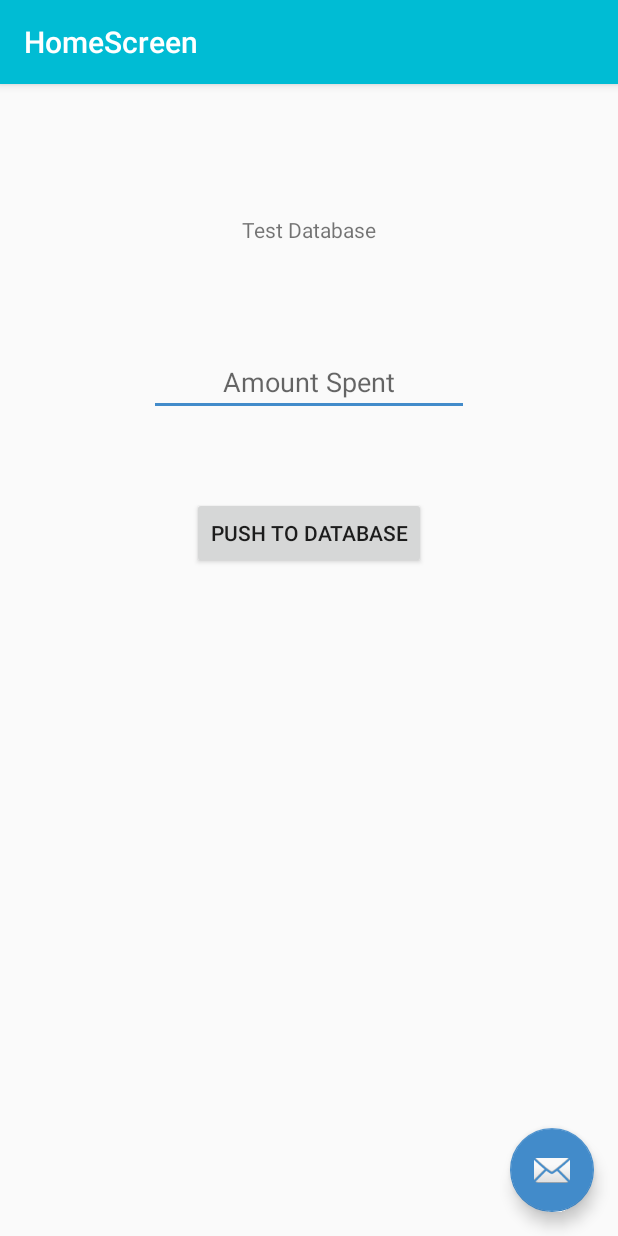
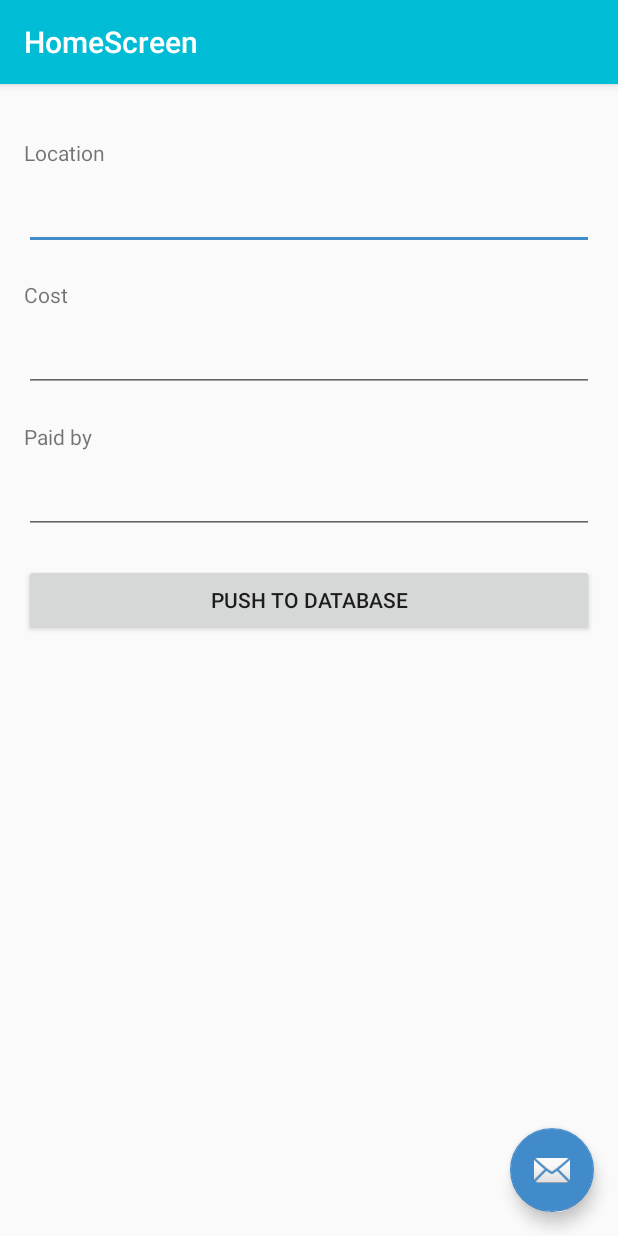
Before and after one commit to winstonsuryana/Fare, an Android app: the HomeScreen screen opened directly, with no data from a screen before it, after a tap on an icon or button, on a phone screen of 412 x 824 dp. Run offline under Robolectric (Android 15) with nearby library versions, the phone set to English and light mode, and no system bars; our stand-ins replace Firebase (no records; nobody signed in at launch, a user with empty details on screens opened directly); 1 statement that could not run was skipped.

Commit message:
log information and database set up

```diff
--- a/app/src/main/java/com/example/winston/myapplication/HomeScreen.java
+++ b/app/src/main/java/com/example/winston/myapplication/HomeScreen.java
@@ -3,23 +3,20 @@ package com.example.winston.myapplication;
 import android.content.Intent;
 import android.os.Bundle;
 import android.support.design.widget.FloatingActionButton;
-import android.support.design.widget.Snackbar;
 import android.support.v7.app.AppCompatActivity;
 import android.support.v7.widget.Toolbar;
 import android.util.Log;
+import android.view.Menu;
+import android.view.MenuItem;
 import android.view.View;
 import android.widget.AdapterView;
-import android.widget.Button;
-import android.widget.EditText;
 
 import android.annotation.SuppressLint;
-import android.content.Intent;
-import android.os.Bundle;
-import android.support.v7.app.ActionBarActivity;
 import android.webkit.JavascriptInterface;
 import android.webkit.WebView;
 import android.widget.ListAdapter;
 import android.widget.ListView;
+import android.widget.Toast;
 
 import java.util.ArrayList;
 
@@ -105,6 +102,26 @@ public class HomeScreen extends AppCompatActivity {
         });
     }
 
+    @Override
+    public boolean onCreateOptionsMenu(Menu menu){
+        getMenuInflater().inflate(R.menu.menu_home, menu);
+        return true;
+    }
+
+    public boolean onOptionsItemSelected(MenuItem item){
+        switch(item.getItemId()){
+            case R.id.action_history:
+                Intent i = new Intent(this, HistoryActivity.class);
+                startActivity(i);
+                return true;
+            case R.id.action_settings:
+                Log.d(TAG, "onOptionsItemSelected: ");
+
+        }
+
+        return super.onOptionsItemSelected(item);
+    }
+
     public class WebAppInterface {
 
         @JavascriptInterface
--- a/app/src/main/java/com/example/winston/myapplication/LogInformation.java
+++ b/app/src/main/java/com/example/winston/myapplication/LogInformation.java
@@ -30,6 +30,8 @@ public class LogInformation extends AppCompatActivity {
     //Global Variables
     Button button;
     EditText amount;
+    EditText location;
+    EditText paidby;
     FirebaseDatabase database;
     String UUID;
 
@@ -39,6 +41,8 @@ public class LogInformation extends AppCompatActivity {
         setContentView(R.layout.activity_loginfo_screen);
         button = (Button)findViewById(R.id.pushtodb);
         amount = (EditText) findViewById(R.id.moneySpent);
+        location = (EditText) findViewById(R.id.location);
+        paidby = (EditText) findViewById(R.id.payee);
         Bundle extras = getIntent().getExtras();
         String email = extras.getString("user");
         Toolbar toolbar = (Toolbar) findViewById(R.id.toolbar);
@@ -90,36 +94,14 @@ public class LogInformation extends AppCompatActivity {
         //UUID -> Time Stamps -> Values
         long time = date.getTime();
         //if(){
-        DatabaseReference myRef = database.getReference(UUID + "/" + time);
+        DatabaseReference myRef = database.getReference(UUID + "/" + time + "/" + "Amount");
         myRef.setValue( amount.getText().toString());
+        DatabaseReference locationRef = database.getReference(UUID + "/" + time + "/" + "Location");
+        locationRef.setValue( location.getText().toString() );
+        DatabaseReference PayerRef = database.getReference(UUID + "/" + time + "/" + "PaidBy");
+        PayerRef.setValue( paidby.getText().toString() );
     }
 
 
-    /*
-     *Prevents back button from returning to log on screen.
-      * If held long enough it will allow the app to minimize.
-     */
-    long backPressedAt = System.currentTimeMillis();
-    int backPressCount = 0;
-    public boolean onKeyDown(int keyCode, KeyEvent event) {
-        if (keyCode == KeyEvent.KEYCODE_BACK) {
-            final long currentTime = System.currentTimeMillis();
-            if (currentTime- backPressedAt < 888)
-            {
-                backPressCount++;
-            }
-            else
-            {
-                backPressCount = 0;
-            }
-            backPressedAt = currentTime;
-            if(backPressCount == 2)
-            {
-                return super.onKeyDown(keyCode, event);
-            }
-            return true;
-        }
-        return super.onKeyDown(keyCode, event);
-    }
 
 }
--- a/app/src/main/res/layout/activity_history.xml
+++ b/app/src/main/res/layout/activity_history.xml
@@ -13,7 +13,8 @@
         android:minHeight="?attr/actionBarSize"
         android:id="@+id/toolbar5"
         android:layout_alignParentEnd="true"
-        app:title="History" />
+        app:title="History"
+        />
 
     <android.support.v7.widget.RecyclerView
         android:id="@+id/my_recycler_view"
--- a/app/src/main/res/layout/activity_home_screen.xml
+++ b/app/src/main/res/layout/activity_home_screen.xml
@@ -1,5 +1,6 @@
 <?xml version="1.0" encoding="utf-8"?>
-<android.support.design.widget.CoordinatorLayout xmlns:android="http://schemas.android.com/apk/res/android"
+<android.support.design.widget.CoordinatorLayout
+    xmlns:android="http://schemas.android.com/apk/res/android"
     xmlns:app="http://schemas.android.com/apk/res-auto"
     xmlns:tools="http://schemas.android.com/tools"
     android:layout_width="match_parent"
--- a/app/src/main/res/layout/activity_loginfo_screen.xml
+++ b/app/src/main/res/layout/activity_loginfo_screen.xml
@@ -21,8 +21,6 @@
 
     </android.support.design.widget.AppBarLayout>
 
-    <include layout="@layout/content_loginfo_screen" />
-
     <android.support.design.widget.FloatingActionButton
         android:id="@+id/fab"
         android:layout_width="wrap_content"
@@ -31,4 +29,6 @@
         android:layout_margin="@dimen/fab_margin"
         app:srcCompat="@android:drawable/ic_dialog_email" />
 
+    <include layout="@layout/content_loginfo_screen" />
+
 </android.support.design.widget.CoordinatorLayout>
--- a/app/src/main/res/layout/content_loginfo_screen.xml
+++ b/app/src/main/res/layout/content_loginfo_screen.xml
@@ -13,36 +13,80 @@
     tools:context="com.example.winston.myapplication.LogInformation"
     tools:showIn="@layout/activity_loginfo_screen">
 
+    <TextView
+    android:text="Location"
+    android:layout_width="wrap_content"
+    android:layout_height="wrap_content"
+    android:id="@+id/textView2"
+    android:layout_marginTop="20dp"
+    android:layout_alignParentLeft="true" />
 
     <EditText
+        android:layout_width="match_parent"
+        android:layout_height="wrap_content"
+        android:layout_marginTop="10dp"
+        android:id="@+id/location"
+        android:maxLines="1"
+        android:inputType="text"
+        android:gravity="center_vertical|center_horizontal"
+        android:layout_below="@+id/textView2"
+        android:layout_alignParentLeft="true"/>
+
+    <TextView
+        android:text="Cost"
+        android:layout_below="@id/location"
         android:layout_width="wrap_content"
         android:layout_height="wrap_content"
+        android:layout_marginTop="20dp"
+        android:id="@+id/cost"
+        android:layout_alignParentLeft="true" />
+
+    <EditText
+        android:layout_width="match_parent"
+        android:layout_height="wrap_content"
         android:inputType="numberDecimal"
-        android:hint="Amount Spent"
         android:ems="10"
-        android:layout_marginTop="69dp"
+        android:layout_marginTop="10dp"
         android:id="@+id/moneySpent"
         android:gravity="center_vertical|center_horizontal"
-        android:layout_below="@+id/textView2"
-        android:layout_centerHorizontal="true"
+        android:layout_below="@+id/cost"
+        android:layout_alignParentLeft="true"/>
+
+    <TextView
+        android:text="Paid by"
+        android:layout_below="@id/moneySpent"
+        android:layout_width="wrap_content"
+        android:layout_height="wrap_content"
+        android:layout_marginTop="20dp"
+        android:id="@+id/payer"
+        android:layout_alignParentLeft="true"
 
         />
 
+    <EditText
+        android:layout_width="match_parent"
+        android:layout_height="wrap_content"
+        android:maxLines="1"
+        android:inputType="numberDecimal"
+        android:layout_marginTop="10dp"
+        android:id="@+id/payee"
+        android:gravity="center_vertical|center_horizontal"
+        android:layout_below="@+id/payer"
+        android:layout_alignParentLeft="true"/>
+
+
+
+
+
     <Button
         android:text="Push to database"
-        android:layout_width="wrap_content"
+        android:layout_width="match_parent"
         android:layout_height="wrap_content"
-        android:layout_marginTop="54dp"
+        android:layout_marginTop="20dp"
         android:id="@+id/pushtodb"
-        android:layout_below="@+id/moneySpent"
-        android:layout_centerHorizontal="true" />
+        android:layout_below="@+id/payee"
+        android:layout_alignParentLeft="true"
+        />
 
-    <TextView
-        android:text="Test Database"
-        android:layout_width="wrap_content"
-        android:layout_height="wrap_content"
-        android:id="@+id/textView2"
-        android:layout_marginTop="71dp"
-        android:layout_alignParentTop="true"
-        android:layout_centerHorizontal="true" />
+
 </RelativeLayout>
--- /dev/null
+++ b/app/src/main/res/menu/menu_home.xml
@@ -0,0 +1,18 @@
+<?xml version="1.0" encoding="utf-8"?>
+<menu xmlns:android="http://schemas.android.com/apk/res/android"
+    xmlns:app="http://schemas.android.com/apk/res-auto"
+    xmlns:tools="http://schemas.android.com/tools">
+
+    <item
+        android:id="@+id/action_history"
+        android:icon="@drawable/mr_ic_play_dark"
+        android:title="history"
+        app:showAsAction="always" />
+    <item
+        android:id="@+id/action_settings"
+        android:icon="@mipmap/ic_launcher_settings"
+        android:title="history"
+        app:showAsAction="always" />
+
+
+</menu>
```
Also changed, not shown: app/src/main/java/com/example/winston/myapplication/HistoryActivity.java (+27 -3 lines), app/src/main/res/menu/menu_history.xml (added, +10 -0 lines), app/src/main/ic_launcher_settings-web.png (added), app/src/main/res/mipmap-hdpi/ic_launcher_settings.png (added), app/src/main/res/mipmap-mdpi/ic_launcher_settings.png (added), app/src/main/res/mipmap-xhdpi/ic_launcher_settings.png (added), app/src/main/res/mipmap-xxhdpi/ic_launcher_settings.png (added), app/src/main/res/mipmap-xxxhdpi/ic_launcher_settings.png (added).
